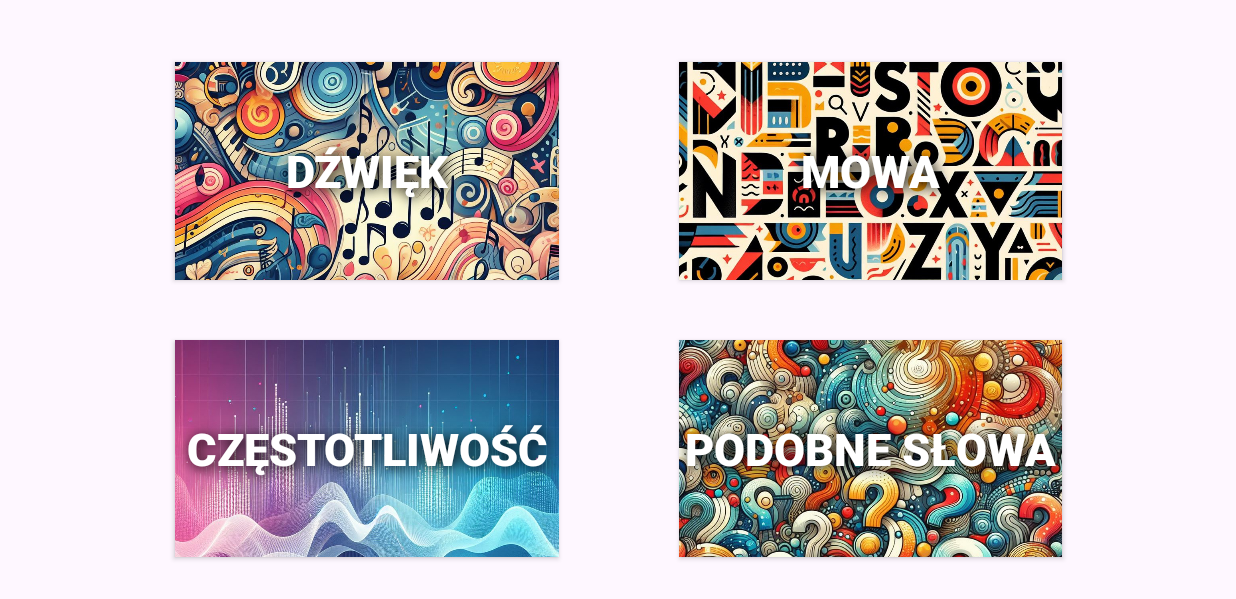
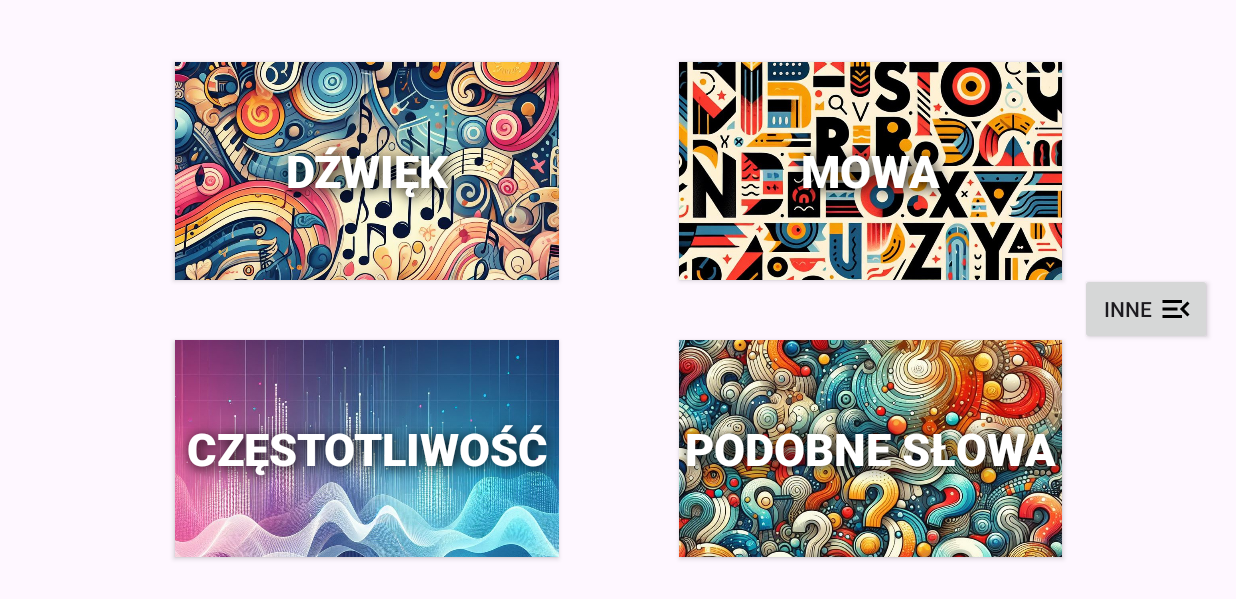
Before and after one commit to MTT1804/Sound-training, an Android app: the screen it shows after launch (MainActivity), on a phone screen of 824 x 412 dp (held sideways). Shown: the top 599 px of the screen. Run offline under Robolectric (Android 15) with nearby library versions, the phone set to English and light mode, and no system bars.

Commit message:
Bugs removed and right panel added

```diff
--- a/app/src/main/java/com/example/soundtraining/MainMenu.java
+++ b/app/src/main/java/com/example/soundtraining/MainMenu.java
@@ -9,15 +9,20 @@ import android.graphics.drawable.BitmapDrawable;
 import android.os.Bundle;
 import android.util.Log;
 import android.view.LayoutInflater;
+import android.view.MenuItem;
 import android.view.View;
 import android.view.ViewGroup;
 import android.widget.Button;
 
 import androidx.annotation.NonNull;
 import androidx.annotation.Nullable;
+import androidx.core.view.GravityCompat;
+import androidx.drawerlayout.widget.DrawerLayout;
 import androidx.fragment.app.Fragment;
 import androidx.fragment.app.FragmentManager;
 import androidx.fragment.app.FragmentTransaction;
+
+import com.google.android.material.navigation.NavigationView;
 
 import java.io.IOException;
 import java.io.InputStream;
@@ -28,6 +33,7 @@ public class MainMenu extends Fragment {
     }
 
     View mainView;
+    NavigationView navigationView;
 
     public void loadAndSetBackgoundButtonsImages() {
         AssetManager manager = mainView.getContext().getAssets();
@@ -65,6 +71,8 @@ public class MainMenu extends Fragment {
     public View onCreateView(@NonNull LayoutInflater inflater, @Nullable ViewGroup container, @Nullable Bundle savedInstanceState) {
         mainView = inflater.inflate(R.layout.main_menu, container, false);
         loadAndSetBackgoundButtonsImages();
+        setBackPanel();
+        setRightPanelButton();
         mainView.findViewById(R.id.button1).setOnClickListener(new View.OnClickListener() {
             @Override
             public void onClick(View v) {
@@ -134,6 +142,34 @@ public class MainMenu extends Fragment {
         });
         return mainView;
     }
+    void setBackPanel(){
+        navigationView = mainView.findViewById(R.id.nav_view);
+        navigationView.inflateMenu(R.menu.drawer_menu);
+        navigationView.setNavigationItemSelectedListener(new NavigationView.OnNavigationItemSelectedListener() {
+            @Override
+            public boolean onNavigationItemSelected(@NonNull MenuItem item) {
+                // Obsługa wybranego elementu menu
+                switch (item.getItemId()) {
+                    /*case R.id.nav_item_1:
+                        break;
+                    case R.id.nav_item_2:
+                        break;
+                    // Obsłuż inne opcje menu*/
+                }
+                return true;
+            }
+        });
+    }
+    void setRightPanelButton(){
+        Button openNavButton = mainView.findViewById(R.id.buttonRightPanel);
+        openNavButton.setOnClickListener(new View.OnClickListener() {
+            @Override
+            public void onClick(View v) {
+                DrawerLayout drawerLayout = mainView.findViewById(R.id.drawer_layout);
+                drawerLayout.openDrawer(GravityCompat.END);
+            }
+        });
+    }
 
 
 }
--- a/app/src/main/java/com/example/soundtraining/Sound.java
+++ b/app/src/main/java/com/example/soundtraining/Sound.java
@@ -32,6 +32,7 @@ public class Sound extends Excercise {
         searchForSoundsAndGetSoundsNames();
         insertAParticularNumberOfButtonsIntoGridLayout(m,n);
         setButtonsClickedBehaviour(m*n);
+        setDefaultColorsOfButtons();
         return mainView;
     }
     public void searchForSoundsAndGetSoundsNames(){
--- /dev/null
+++ b/app/src/main/res/drawable/baseline_menu_open_24.xml
@@ -0,0 +1,5 @@
+<vector xmlns:android="http://schemas.android.com/apk/res/android" android:autoMirrored="true" android:height="24dp" android:tint="#000000" android:viewportHeight="24" android:viewportWidth="24" android:width="24dp">
+
+    <path android:fillColor="@android:color/white" android:pathData="M3,18h13v-2L3,16v2zM3,13h10v-2L3,11v2zM3,6v2h13L16,6L3,6zM21,15.59L17.42,12 21,8.41 19.59,7l-5,5 5,5L21,15.59z"/>
+
+</vector>
--- a/app/src/main/res/layout/main_menu.xml
+++ b/app/src/main/res/layout/main_menu.xml
@@ -1,7 +1,13 @@
 <?xml version="1.0" encoding="utf-8"?>
-<androidx.constraintlayout.widget.ConstraintLayout xmlns:android="http://schemas.android.com/apk/res/android"
+<androidx.drawerlayout.widget.DrawerLayout xmlns:android="http://schemas.android.com/apk/res/android"
     xmlns:app="http://schemas.android.com/apk/res-auto"
     xmlns:tools="http://schemas.android.com/tools"
+    android:id="@+id/drawer_layout"
+    android:layout_width="match_parent"
+    android:layout_height="match_parent">
+
+    <androidx.constraintlayout.widget.ConstraintLayout
+        android:id="@+id/cLayout"
         android:layout_width="match_parent"
         android:layout_height="match_parent">
 
@@ -30,8 +36,7 @@
                     android:layout_marginRight="40dp"
                     android:layout_marginBottom="20dp"
                     android:layout_weight="1"
-                style="@style/ButtonTextStyle"
-                />
+                    style="@style/ButtonTextStyle" />
 
                 <androidx.appcompat.widget.AppCompatButton
                     android:id="@+id/button2"
@@ -42,8 +47,7 @@
                     android:layout_marginRight="40dp"
                     android:layout_marginBottom="20dp"
                     android:layout_weight="1"
-                style="@style/ButtonTextStyle"
-                />
+                    style="@style/ButtonTextStyle" />
             </LinearLayout>
 
             <LinearLayout
@@ -61,8 +65,7 @@
                     android:layout_marginRight="40dp"
                     android:layout_marginBottom="20dp"
                     android:layout_weight="1"
-                style="@style/ButtonTextStyle"
-                />
+                    style="@style/ButtonTextStyle" />
 
                 <androidx.appcompat.widget.AppCompatButton
                     android:id="@+id/button4"
@@ -73,8 +76,28 @@
                     android:layout_marginRight="40dp"
                     android:layout_marginBottom="20dp"
                     android:layout_weight="1"
-                style="@style/ButtonTextStyle"
-                />
+                    style="@style/ButtonTextStyle" />
             </LinearLayout>
         </LinearLayout>
+
+        <androidx.appcompat.widget.AppCompatButton
+            android:id="@+id/buttonRightPanel"
+            android:layout_width="wrap_content"
+            android:layout_height="wrap_content"
+            android:layout_marginEnd="16dp"
+            android:drawableRight="@drawable/baseline_menu_open_24"
+            android:text="INNE"
+            app:layout_constraintBottom_toBottomOf="parent"
+            app:layout_constraintEnd_toEndOf="parent"
+            app:layout_constraintTop_toTopOf="parent" />
+
     </androidx.constraintlayout.widget.ConstraintLayout>
+
+    <com.google.android.material.navigation.NavigationView
+        android:id="@+id/nav_view"
+        android:layout_width="wrap_content"
+        android:layout_height="match_parent"
+        android:layout_gravity="end"
+        />
+
+</androidx.drawerlayout.widget.DrawerLayout>
--- /dev/null
+++ b/app/src/main/res/menu/drawer_menu.xml
@@ -0,0 +1,14 @@
+<?xml version="1.0" encoding="utf-8"?>
+<menu xmlns:android="http://schemas.android.com/apk/res/android">
+    <group android:checkableBehavior="single">
+        <item
+            android:id="@+id/nav_item_1"
+            android:title="Ustawienia" />
+        <item
+            android:id="@+id/nav_item_2"
+            android:title="Statystyki" />
+        <item
+            android:id="@+id/nav_item_3"
+            android:title="Informacje" />
+    </group>
+</menu>
--- a/app/src/main/res/values/strings.xml
+++ b/app/src/main/res/values/strings.xml
@@ -1,3 +1,5 @@
 <resources>
     <string name="app_name">Sound training</string>
+    <string name="drawer_open">Open</string>
+    <string name="drawer_close">Close</string>
 </resources>
```
Also changed, not shown: app/src/main/java/com/example/soundtraining/Excercise.java (+78 -39 lines). Lines whose indentation alone changed are shown as unchanged.
